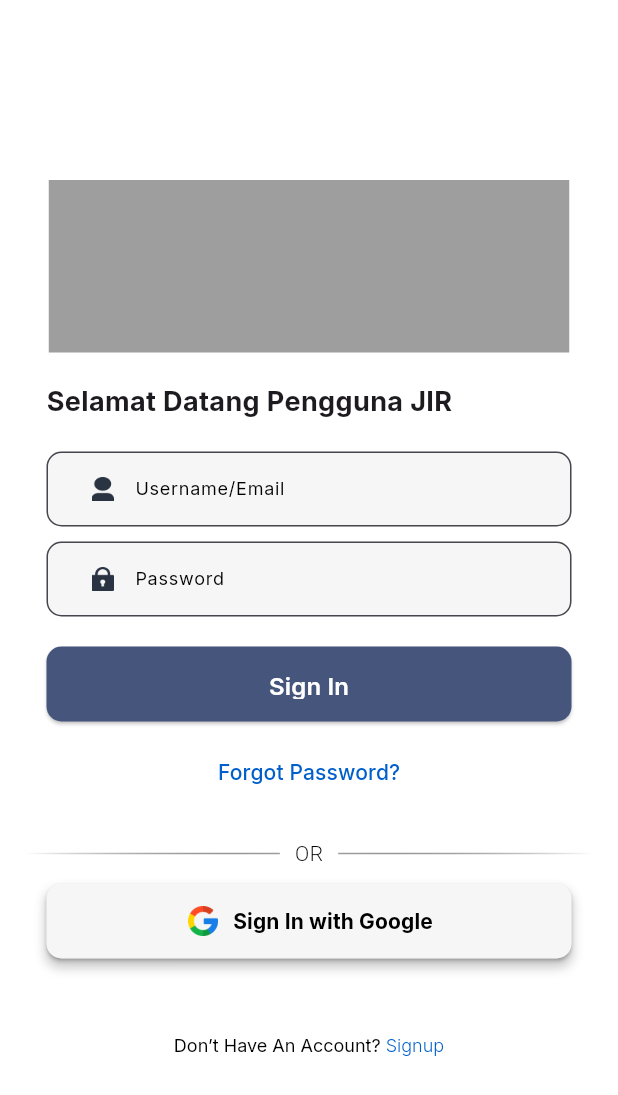
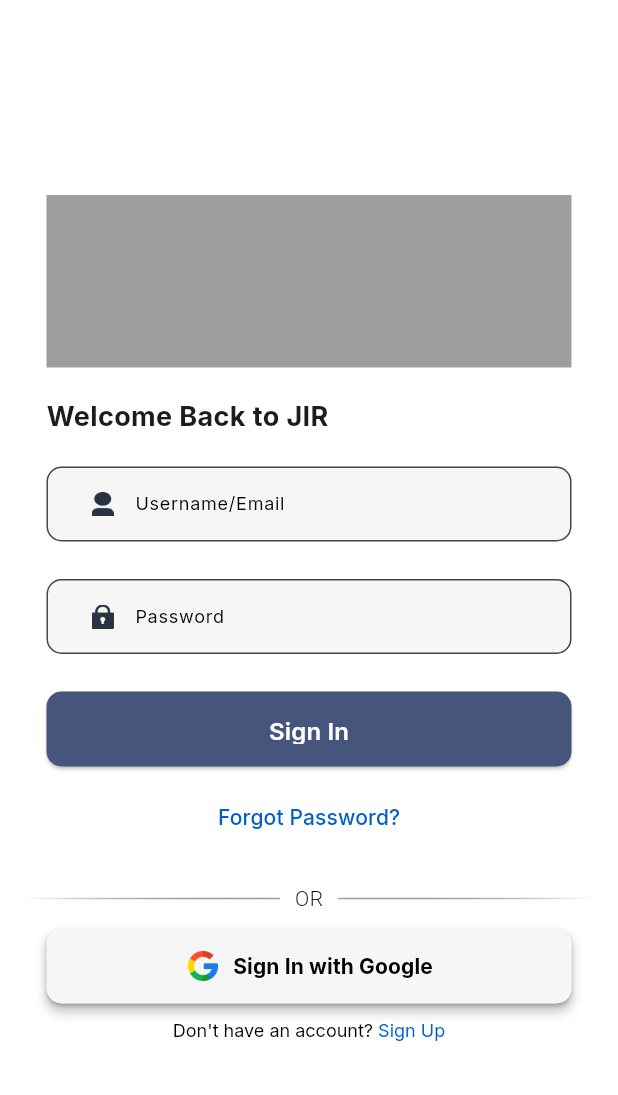
Before and after one commit to Alif-Fikri/JIR, a Flutter app: the LoginPage screen opened directly, on a phone screen of 412 x 824 dp. Shown: the top 1095 px of the screen. Run offline on Flutter 3.47's test engine with Material 3 defaults, Android fonts, the phone set to English and light mode, and no system bars; our stand-ins replace google_fonts.

Commit message:
Update Fix logic login

```diff
--- a/lib/pages/auth/login.dart
+++ b/lib/pages/auth/login.dart
@@ -16,66 +16,93 @@ class LoginPage extends StatefulWidget {
 class _LoginPageState extends State<LoginPage> {
   final TextEditingController _emailController = TextEditingController();
   final TextEditingController _passwordController = TextEditingController();
-  bool isPasswordIncorrect = false;
+  bool isLoading = false;
   String errorMessage = '';
 
+  final fixedWidth = 350.0;
+  final fixedHeight = 50.0;
+
   Future<void> _login() async {
-    const url = 'http://localhost:8000/auth/login';
+    final url = Uri.parse('http://localhost:8000/auth/login');
+    setState(() {
+      isLoading = true;
+      errorMessage = '';
+    });
 
     try {
       final response = await http.post(
-        Uri.parse(url),
+        url,
         headers: {'Content-Type': 'application/json'},
         body: jsonEncode({
-          'email': _emailController.text,
-          'password': _passwordController.text,
+          'email': _emailController.text.trim(),
+          'password': _passwordController.text.trim(),
         }),
       );
-
-      print("Response status: ${response.statusCode}");
-      print("Response body: ${response.body}");
 
       if (!mounted) return;
 
       if (response.statusCode == 200) {
-        final data = jsonDecode(response.body);
-
-        Navigator.of(context)
-            .pushReplacement(MaterialPageRoute(builder: (context) => Menu()));
+        final responseBody = jsonDecode(response.body);
+        // Navigasi ke halaman Menu jika login berhasil
+        Navigator.of(context).pushReplacement(
+          MaterialPageRoute(builder: (context) => const Menu()),
+        );
       } else if (response.statusCode == 401) {
         setState(() {
-          isPasswordIncorrect = true;
-          errorMessage = 'Invalid email or password';
+          errorMessage = 'Invalid email or password.';
         });
       } else {
         setState(() {
-          isPasswordIncorrect = true;
-          errorMessage = 'Server Error. Please try again later.';
+          errorMessage = 'Server error. Please try again later.';
         });
       }
     } catch (e) {
       setState(() {
-        isPasswordIncorrect = true;
-        errorMessage = 'Unable to connect to server.';
+        errorMessage = 'Unable to connect to the server.';
       });
+    } finally {
+      setState(() {
+        isLoading = false;
+      });
+    }
+  }
+
+  void _validateAndLogin() {
+    setState(() {
+      errorMessage = '';
+
+      if (_emailController.text.trim().isEmpty ||
+          _passwordController.text.trim().isEmpty) {
+        errorMessage = 'Email and Password are required.';
+        return;
+      }
+
+      if (!RegExp(r'^[^@]+@[^@]+\.[^@]+').hasMatch(_emailController.text)) {
+        errorMessage = 'Invalid email format.';
+        return;
+      }
+    });
+
+    // Jika validasi lolos, lakukan login
+    if (errorMessage.isEmpty) {
+      _login();
     }
   }
 
   @override
   Widget build(BuildContext context) {
-    const fixedWidth = 350.0;
-    const fixedHeight = 50.0;
-
     return Scaffold(
       backgroundColor: Colors.white,
-      body: Padding(
+      body: Center(
+        child: SingleChildScrollView(
           padding: const EdgeInsets.all(16.0),
           child: Column(
             mainAxisAlignment: MainAxisAlignment.center,
+            crossAxisAlignment: CrossAxisAlignment.center,
             children: [
               Container(
                 height: 115.0,
-              width: 347,
+                width: fixedWidth,
                 color: Colors.grey,
               ),
               const SizedBox(height: 20),
@@ -84,97 +111,45 @@ class _LoginPageState extends State<LoginPage> {
                 child: Align(
                   alignment: Alignment.centerLeft,
                   child: Text(
-                  'Selamat Datang Pengguna JIR',
+                    'Welcome Back to JIR',
                     style: GoogleFonts.inter(
                       textStyle: const TextStyle(
-                        fontSize: 18, fontWeight: FontWeight.bold),
+                        fontSize: 18,
+                        fontWeight: FontWeight.bold,
+                      ),
                     ),
                   ),
                 ),
               ),
               const SizedBox(height: 20),
-            SizedBox(
-              width: fixedWidth,
-              height: fixedHeight,
-              child: TextField(
-                style: GoogleFonts.inter(
-                  fontSize: 12,
-                  fontWeight: FontWeight.w400,
-                  color: Colors.black,
+              // Email Field
+              _buildTextField(
+                controller: _emailController,
+                label: 'Username/Email',
+                icon: 'assets/images/person.png',
               ),
-                decoration: InputDecoration(
-                  filled: true,
-                  fillColor: const Color(0xFFF6F6F6),
-                  labelText: 'Username/Email',
-                  labelStyle: GoogleFonts.inter(
-                    fontSize: 12,
-                    fontWeight: FontWeight.w400,
-                    color: Colors.black,
+              const SizedBox(height: 25),
+              // Password Field
+              _buildTextField(
+                controller: _passwordController,
+                label: 'Password',
+                icon: 'assets/images/password.png',
+                isObscure: true,
               ),
-                  prefixIcon: Padding(
-                    padding: const EdgeInsets.only(
-                        bottom: 15.0, top: 15.0, left: 30, right: 10),
-                    child: Image.asset(
-                      'assets/images/person.png',
-                      width: 15,
-                      height: 16,
-                    ),
-                  ),
-                  border: OutlineInputBorder(
-                    borderRadius: BorderRadius.circular(10),
-                  ),
-                ),
-              ),
-            ),
-            const SizedBox(height: 10),
-            SizedBox(
-              width: fixedWidth,
-              height: fixedHeight,
-              child: TextField(
-                style: GoogleFonts.inter(
-                  fontSize: 12,
-                  fontWeight: FontWeight.w400,
-                  color: Colors.black,
-                ),
-                obscureText: true,
-                decoration: InputDecoration(
-                  filled: true,
-                  fillColor: const Color(0xFFF6F6F6),
-                  labelText: 'Password',
-                  labelStyle: GoogleFonts.inter(
-                      fontSize: 12,
-                      fontWeight: FontWeight.w400,
-                      color: Colors.black),
-                  prefixIcon: Padding(
-                    padding: const EdgeInsets.only(
-                        bottom: 15.0, top: 15.0, left: 30, right: 10),
-                    child: Image.asset(
-                      'assets/images/password.png',
-                      width: 15,
-                      height: 16,
-                    ),
-                  ),
-                  border: OutlineInputBorder(
-                    borderRadius: BorderRadius.circular(10),
-                  ),
-                ),
-              ),
-            ),
-            if (isPasswordIncorrect)
+              if (errorMessage.isNotEmpty)
                 Container(
                   width: fixedWidth,
                   alignment: Alignment.centerRight,
                   child: Padding(
-                  padding: const EdgeInsets.only(top: 5, right: 10),
+                    padding: const EdgeInsets.only(top: 10),
                     child: Row(
                       mainAxisAlignment: MainAxisAlignment.end,
                       children: [
-                      const Icon(
+                        Icon(
                           Icons.info,
                           color: Colors.red,
                           size: 16,
                         ),
-                      const SizedBox(width: 5),
                         Text(
                           errorMessage,
                           style: GoogleFonts.inter(
@@ -188,17 +163,14 @@ class _LoginPageState extends State<LoginPage> {
                     ),
                   ),
                 ),
-            const SizedBox(height: 20),
+              const SizedBox(height: 25),
+              // Sign In Button
               SizedBox(
                 width: fixedWidth,
                 height: fixedHeight,
                 child: ElevatedButton(
                   onPressed: () {
-                  _login();
-                  setState(() {
-                    isPasswordIncorrect = true;
-                    errorMessage = 'Password Incorrect';
-                  });
+                    _validateAndLogin();
                   },
                   style: ElevatedButton.styleFrom(
                     padding: const EdgeInsets.symmetric(vertical: 15),
@@ -207,19 +179,24 @@ class _LoginPageState extends State<LoginPage> {
                     ),
                     backgroundColor: const Color(0xFF45557B),
                   ),
-                child: Text(
+                  child: isLoading
+                      ? const CircularProgressIndicator(
+                          color: Colors.white,
+                        )
+                      : Text(
                           'Sign In',
                           style: GoogleFonts.inter(
                             textStyle: const TextStyle(
                               fontSize: 16,
                               color: Colors.white,
-                        fontWeight: FontWeight.w600),
+                              fontWeight: FontWeight.w600,
+                            ),
                           ),
                         ),
                 ),
               ),
               const SizedBox(height: 10),
-            SizedBox(
+              Container(
                 width: fixedWidth,
                 child: Row(
                   mainAxisAlignment: MainAxisAlignment.center,
@@ -246,7 +223,10 @@ class _LoginPageState extends State<LoginPage> {
                       height: 1, // Ketebalan garis
                       decoration: const BoxDecoration(
                         gradient: LinearGradient(
-                        colors: [Colors.transparent, Colors.grey],
+                          colors: [
+                            Colors.transparent,
+                            Colors.grey
+                          ], // Gradien ujung yang lancip
                         ),
                       ),
                     ),
@@ -266,7 +246,10 @@ class _LoginPageState extends State<LoginPage> {
                       height: 1, // Ketebalan garis
                       decoration: const BoxDecoration(
                         gradient: LinearGradient(
-                        colors: [Colors.grey, Colors.transparent],
+                          colors: [
+                            Colors.grey,
+                            Colors.transparent
+                          ], // Gradien ujung yang lancip
                         ),
                       ),
                     ),
@@ -285,7 +268,7 @@ class _LoginPageState extends State<LoginPage> {
                       color: Colors.black.withOpacity(0.2), // Warna bayangan
                       spreadRadius: 1,
                       blurRadius: 5,
-                    offset: const Offset(0, 5), // Posisi bayangan
+                      offset: Offset(0, 5), // Posisi bayangan
                     ),
                   ],
                 ),
@@ -314,31 +297,30 @@ class _LoginPageState extends State<LoginPage> {
                   ),
                 ),
               ),
-            const SizedBox(height: 50),
+              const SizedBox(height: 10),
               RichText(
                 text: TextSpan(
-                text: 'Don’t Have An Account? ',
+                  text: "Don't have an account? ",
                   style: GoogleFonts.inter(
                     textStyle: const TextStyle(
                       color: Colors.black,
                       fontSize: 12,
-                      fontWeight: FontWeight.w400),
                     ),
-                children: <TextSpan>[
+                  ),
+                  children: [
                     TextSpan(
-                    text: 'Signup',
+                      text: 'Sign Up',
                       style: GoogleFonts.inter(
                         textStyle: const TextStyle(
                           color: Color(0xFF005FCB),
                           fontSize: 12,
-                          fontWeight: FontWeight.w300),
+                        ),
                       ),
                       recognizer: TapGestureRecognizer()
                         ..onTap = () {
                           Navigator.of(context).push(
                             MaterialPageRoute(
-                            builder: (context) =>
-                                SignupPage(), // Halaman Signup
+                              builder: (context) => const SignupPage(),
                             ),
                           );
                         },
@@ -349,6 +331,50 @@ class _LoginPageState extends State<LoginPage> {
             ],
           ),
         ),
+      ),
+    );
+  }
+
+  Widget _buildTextField({
+    required TextEditingController controller,
+    required String label,
+    required String icon,
+    bool isObscure = false,
+  }) {
+    return SizedBox(
+      width: fixedWidth,
+      height: fixedHeight,
+      child: TextField(
+        controller: controller,
+        obscureText: isObscure,
+        style: GoogleFonts.inter(
+          fontSize: 12,
+          fontWeight: FontWeight.w400,
+          color: Colors.black,
+        ),
+        decoration: InputDecoration(
+          filled: true,
+          fillColor: const Color(0xFFF6F6F6),
+          labelText: label,
+          labelStyle: GoogleFonts.inter(
+            fontSize: 12,
+            fontWeight: FontWeight.w400,
+            color: Colors.black,
+          ),
+          prefixIcon: Padding(
+            padding: const EdgeInsets.only(
+                bottom: 15.0, top: 15.0, left: 30, right: 10),
+            child: Image.asset(
+              icon,
+              width: 15,
+              height: 16,
+            ),
+          ),
+          border: OutlineInputBorder(
+            borderRadius: BorderRadius.circular(10),
+          ),
+        ),
+      ),
     );
   }
 }
--- a/lib/pages/auth/signup.dart
+++ b/lib/pages/auth/signup.dart
@@ -265,7 +265,7 @@ class _SignupPageState extends State<SignupPage> {
                           ..onTap = () {
                             Navigator.of(context).push(
                               MaterialPageRoute(
-                                builder: (context) => const LoginPage(),
+                                builder: (context) => LoginPage(),
                               ),
                             );
                           },
```
Lines whose indentation alone changed are shown as unchanged.
